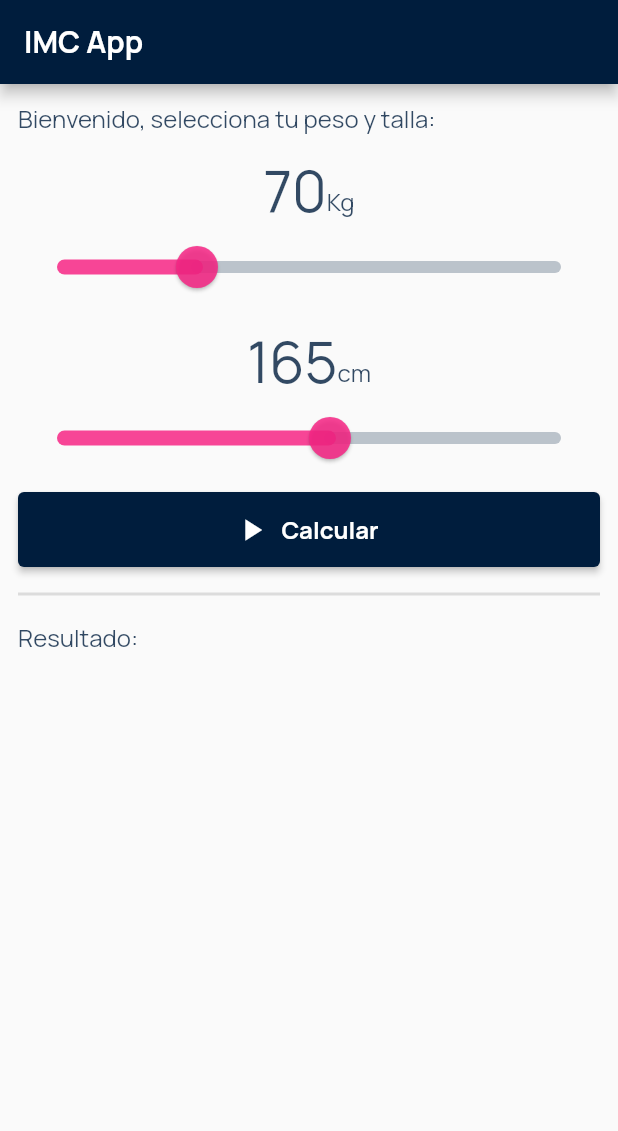
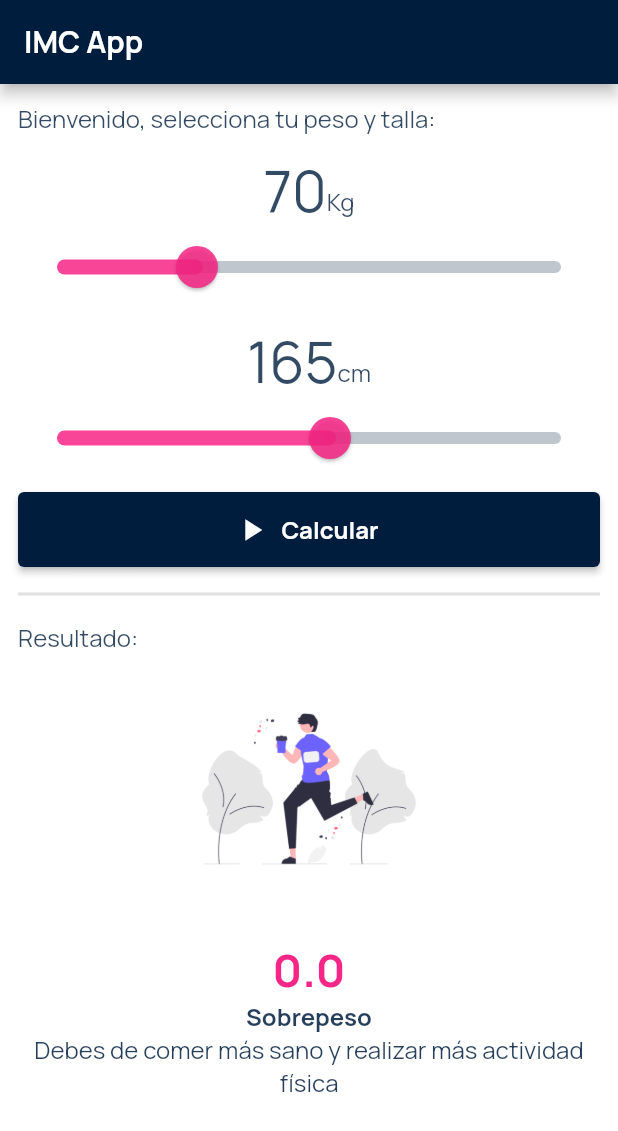
Before and after one commit to duducito15/app03_imc, a Flutter app: the screen it shows after launch, on a phone screen of 412 x 824 dp. Shown: the top 1131 px of the screen. Run offline on Flutter 3.47's test engine with Material 2 defaults, Android fonts, the phone set to English and light mode, and no system bars.

Commit message:
Agregado el calculo dle IMC

```diff
--- a/lib/home_page.dart
+++ b/lib/home_page.dart
@@ -1,3 +1,5 @@
+import 'dart:math';
+
 import 'package:flutter/material.dart';
 
 class HomePage extends StatefulWidget {
@@ -9,9 +11,17 @@ class _HomePageState extends State<HomePage> {
   double peso = 70.0;
   double altura = 165;
 
+  double imc = 0;
+
+  calculadoraImc() {
+    imc = peso / pow((altura / 100), 2);
+    setState(() {});
+  }
+
   @override
   Widget build(BuildContext context) {
     return Scaffold(
+      backgroundColor: Colors.white,
       appBar: AppBar(
         backgroundColor: Color(0xFF001d3d),
         title: Text(
@@ -116,7 +126,9 @@ class _HomePageState extends State<HomePage> {
                 style: ElevatedButton.styleFrom(
                   backgroundColor: Color(0xFF001d3d),
                 ),
-                onPressed: () {},
+                onPressed: () {
+                  calculadoraImc();
+                },
                 icon: Icon(Icons.play_arrow),
                 label: Text(
                   "Calcular",
@@ -144,6 +156,47 @@ class _HomePageState extends State<HomePage> {
                 color: Color(0xFF001d3d).withOpacity(0.80),
               ),
             ),
+            Center(
+              child: Image.asset(
+                'assets/images/imagen1.png',
+                height: 180,
+                width: 180,
+                fit: BoxFit.contain,
+              ),
+            ),
+            SizedBox(
+              height: 10,
+            ),
+            Column(
+              crossAxisAlignment: CrossAxisAlignment.center,
+              children: [
+                Text(
+                  imc.toStringAsFixed(1),
+                  style: TextStyle(
+                    fontSize: 30.0,
+                    fontWeight: FontWeight.bold,
+                    color: Color(0xFFf72585),
+                  ),
+                ),
+                Text(
+                  "Sobrepeso",
+                  style: TextStyle(
+                    fontSize: 16.0,
+                    fontWeight: FontWeight.bold,
+                    color: Color(0xFF001d3d).withOpacity(0.85),
+                  ),
+                ),
+                Text(
+                  "Debes de comer más sano y realizar más actividad física",
+                  textAlign: TextAlign.center,
+                  style: TextStyle(
+                    fontSize: 16.0,
+                    fontWeight: FontWeight.w400,
+                    color: Color(0xFF001d3d).withOpacity(0.85),
+                  ),
+                ),
+              ],
+            )
           ],
         ),
       ),
--- a/pubspec.yaml
+++ b/pubspec.yaml
@@ -60,8 +60,8 @@ flutter:
   uses-material-design: true
 
   # To add assets to your application, add an assets section, like this:
-  # assets:
-  #   - images/a_dot_burr.jpeg
+  assets:
+    - assets/images/
   #   - images/a_dot_ham.jpeg
 
   # An image asset can refer to one or more resolution-specific "variants", see
```
